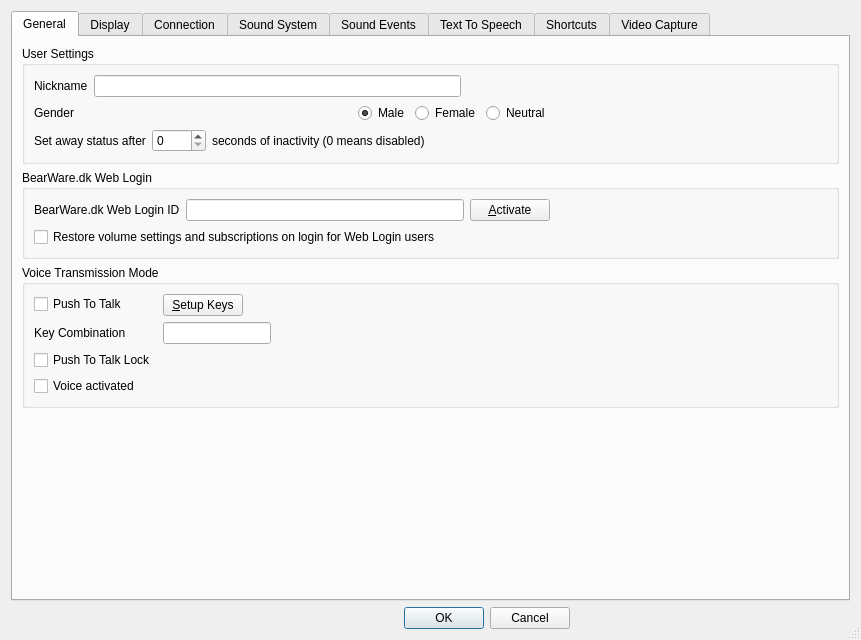
BearWare/TeamTalk5, file Client/qtTeamTalk/preferences.ui: the form before one commit.
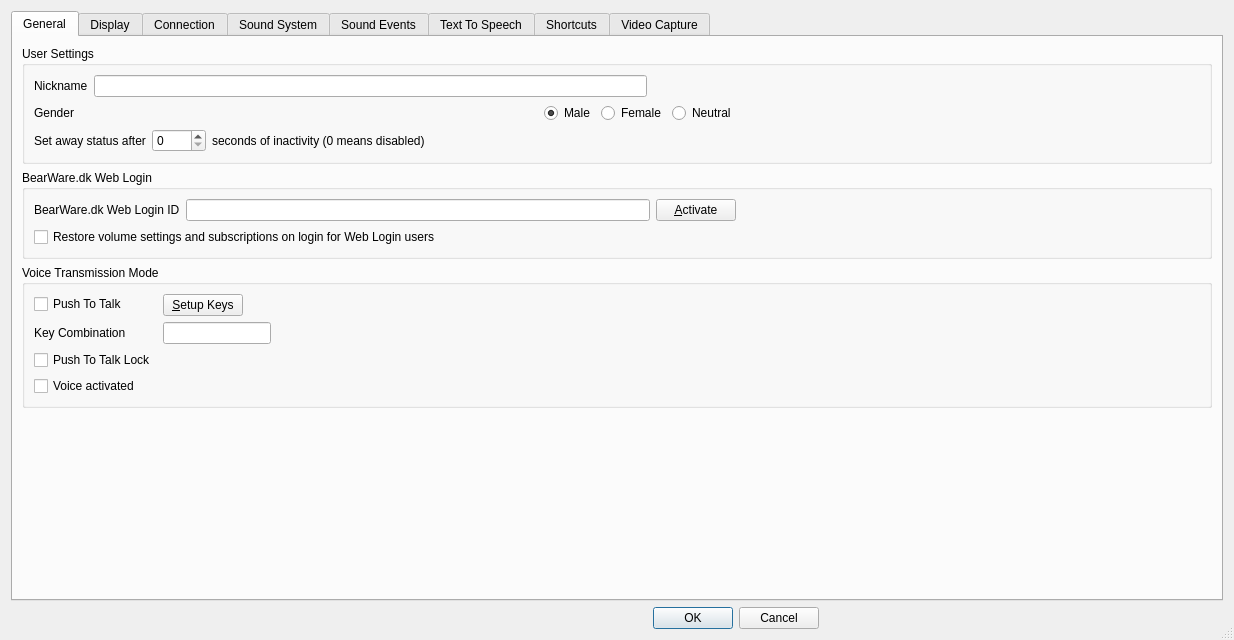
The form after the commit. Icons and pictures are not drawn. Custom widgets are drawn as their Qt base class.

```diff
--- a/Client/qtTeamTalk/preferences.ui
+++ b/Client/qtTeamTalk/preferences.ui
@@ -6,7 +6,7 @@
    <rect>
     <x>0</x>
     <y>0</y>
-    <width>861</width>
+    <width>1234</width>
     <height>640</height>
    </rect>
   </property>
```
